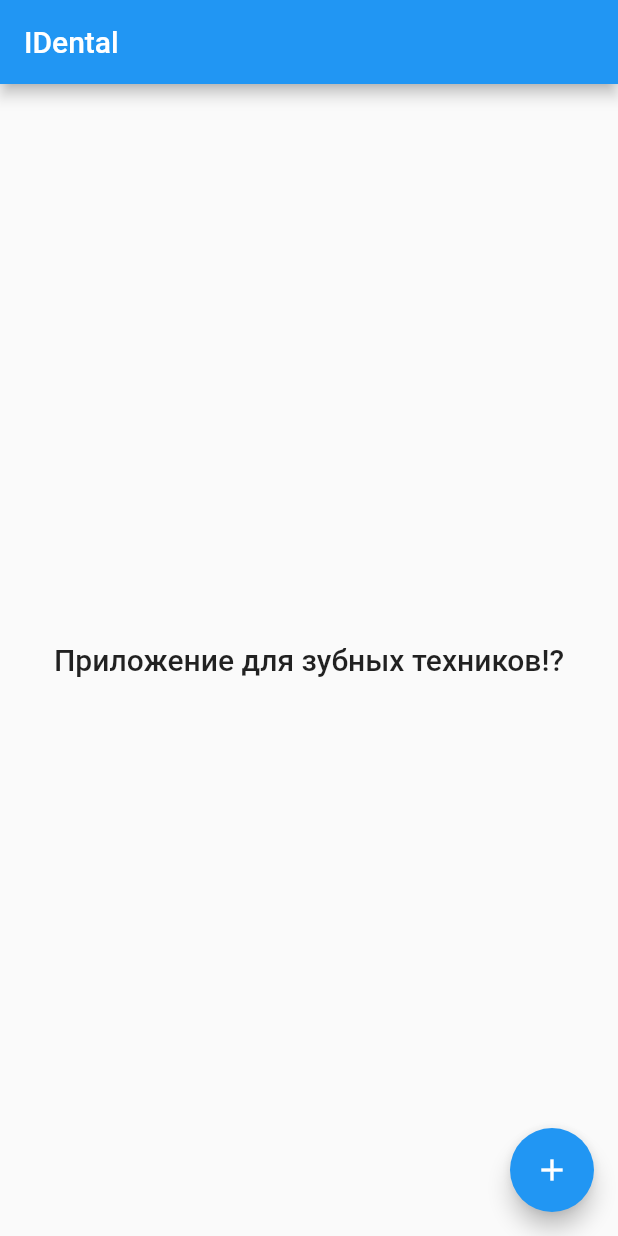
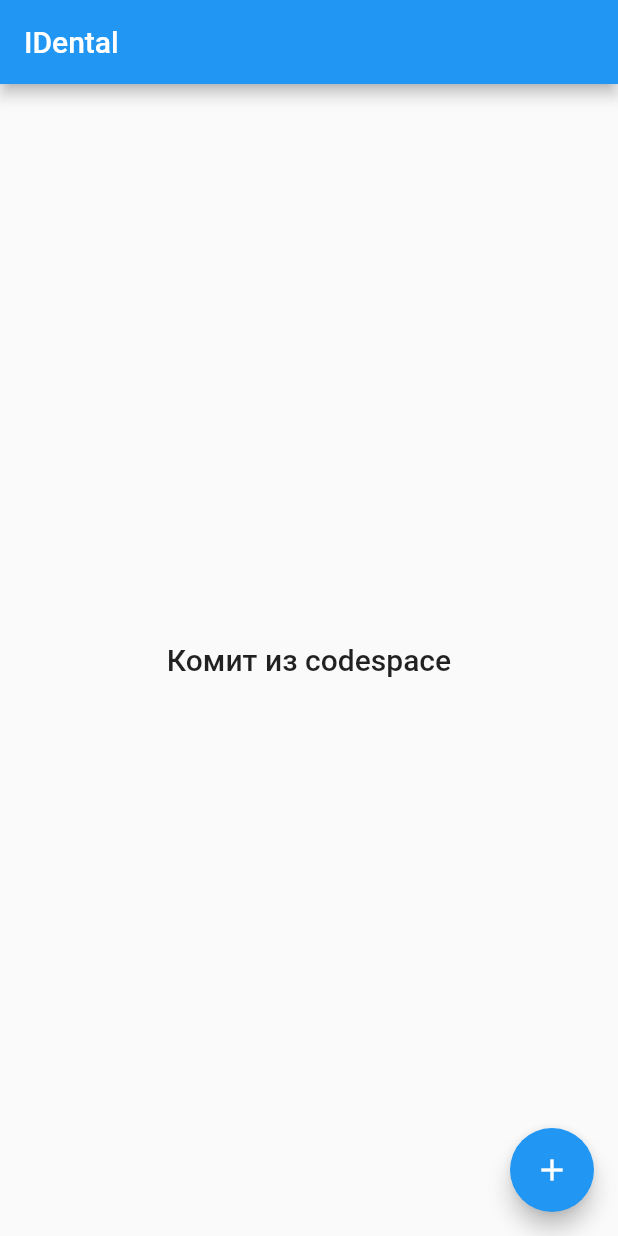
Before and after one commit to Artath/idental, a Flutter app: the screen it shows after launch, on a phone screen of 412 x 824 dp. Run offline on Flutter 3.47's test engine with Material 2 defaults, Android fonts, the phone set to English and light mode, and no system bars.

Commit message:
comit from codespace

```diff
--- a/lib/main.dart
+++ b/lib/main.dart
@@ -96,7 +96,7 @@ class _MyHomePageState extends State<MyHomePage> {
           mainAxisAlignment: MainAxisAlignment.center,
           children: <Widget>[
             Text(
-              'Приложение для зубных техников!?',
+              'Комит из codespace',
               style: Theme.of(context).textTheme.headline6,
             ),
           ],
```
